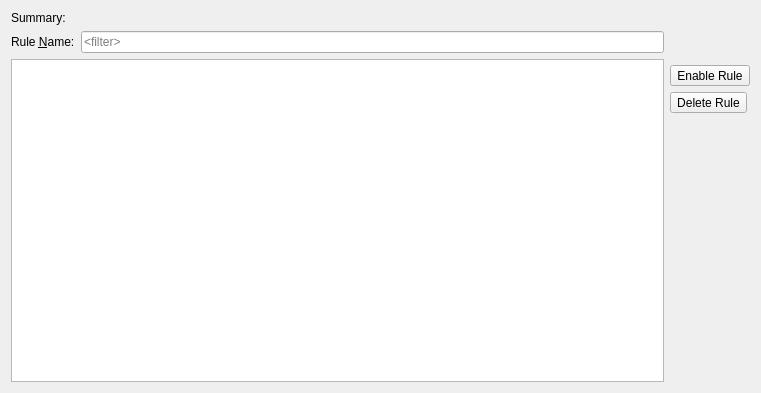
This is MainWindow/RulesView.ui in towel42-com/RulesMaker as Qt 5 draws it before an edit. The edited form follows.
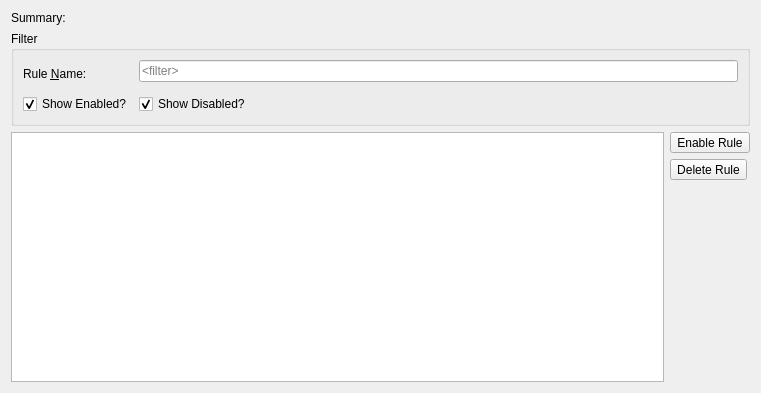
This is the edited form. Icons and pictures are not drawn.

Commit message: Added support for filtering of rules by enable status

Patch:
```diff
--- a/MainWindow/RulesView.ui
+++ b/MainWindow/RulesView.ui
@@ -13,8 +13,21 @@
   <property name="windowTitle">
    <string>Dialog</string>
   </property>
-  <layout class="QGridLayout" name="gridLayout">
-   <item row="4" column="3">
+  <layout class="QGridLayout" name="gridLayout_2">
+   <item row="2" column="0" rowspan="3">
+    <widget class="QTreeView" name="rules">
+     <property name="editTriggers">
+      <set>QAbstractItemView::NoEditTriggers</set>
+     </property>
+     <property name="sortingEnabled">
+      <bool>true</bool>
+     </property>
+     <property name="expandsOnDoubleClick">
+      <bool>false</bool>
+     </property>
+    </widget>
+   </item>
+   <item row="2" column="1">
     <widget class="QToolButton" name="ruleEnabled">
      <property name="text">
       <string>Enable Rule</string>
@@ -28,7 +41,18 @@
      </property>
     </widget>
    </item>
-   <item row="7" column="3">
+   <item row="3" column="1">
+    <widget class="QToolButton" name="deleteRule">
+     <property name="text">
+      <string>Delete Rule</string>
+     </property>
+     <property name="icon">
+      <iconset resource="MainWindow.qrc">
+       <normaloff>:/resources/trash.png</normaloff>:/resources/trash.png</iconset>
+     </property>
+    </widget>
+   </item>
+   <item row="4" column="1">
     <spacer name="verticalSpacer">
      <property name="orientation">
       <enum>Qt::Vertical</enum>
@@ -41,25 +65,30 @@
      </property>
     </spacer>
    </item>
-   <item row="5" column="3">
-    <widget class="QToolButton" name="deleteRule">
-     <property name="text">
-      <string>Delete Rule</string>
+   <item row="1" column="0" colspan="2">
+    <widget class="QGroupBox" name="groupBox">
+     <property name="title">
+      <string>Filter</string>
      </property>
-     <property name="icon">
-      <iconset resource="MainWindow.qrc">
-       <normaloff>:/resources/trash.png</normaloff>:/resources/trash.png</iconset>
-     </property>
-    </widget>
-   </item>
-   <item row="1" column="2">
+     <layout class="QGridLayout" name="gridLayout">
+      <item row="0" column="2">
     <widget class="QLineEdit" name="filter">
      <property name="placeholderText">
       <string>&lt;filter&gt;</string>
      </property>
     </widget>
    </item>
-   <item row="1" column="0" colspan="2">
+      <item row="2" column="2">
+       <widget class="QCheckBox" name="showDisabled">
+        <property name="text">
+         <string>Show Disabled?</string>
+        </property>
+        <property name="checked">
+         <bool>true</bool>
+        </property>
+       </widget>
+      </item>
+      <item row="0" column="0" rowspan="2">
     <widget class="QLabel" name="label">
      <property name="text">
       <string>Rule &amp;Name:</string>
@@ -69,20 +98,20 @@
      </property>
     </widget>
    </item>
-   <item row="3" column="0" rowspan="5" colspan="3">
-    <widget class="QTreeView" name="rules">
-     <property name="editTriggers">
-      <set>QAbstractItemView::NoEditTriggers</set>
-     </property>
-     <property name="sortingEnabled">
+      <item row="2" column="0" colspan="2">
+       <widget class="QCheckBox" name="showEnabled">
+        <property name="text">
+         <string>Show Enabled?</string>
+        </property>
+        <property name="checked">
       <bool>true</bool>
      </property>
-     <property name="expandsOnDoubleClick">
-      <bool>false</bool>
-     </property>
-    </widget>
-   </item>
-   <item row="0" column="0" colspan="4">
+       </widget>
+      </item>
+     </layout>
+    </widget>
+   </item>
+   <item row="0" column="0" colspan="2">
     <widget class="QLabel" name="summary">
      <property name="text">
       <string>Summary:</string>
```
Lines whose indentation alone changed are shown as unchanged. The commit also changes 3 other files.
